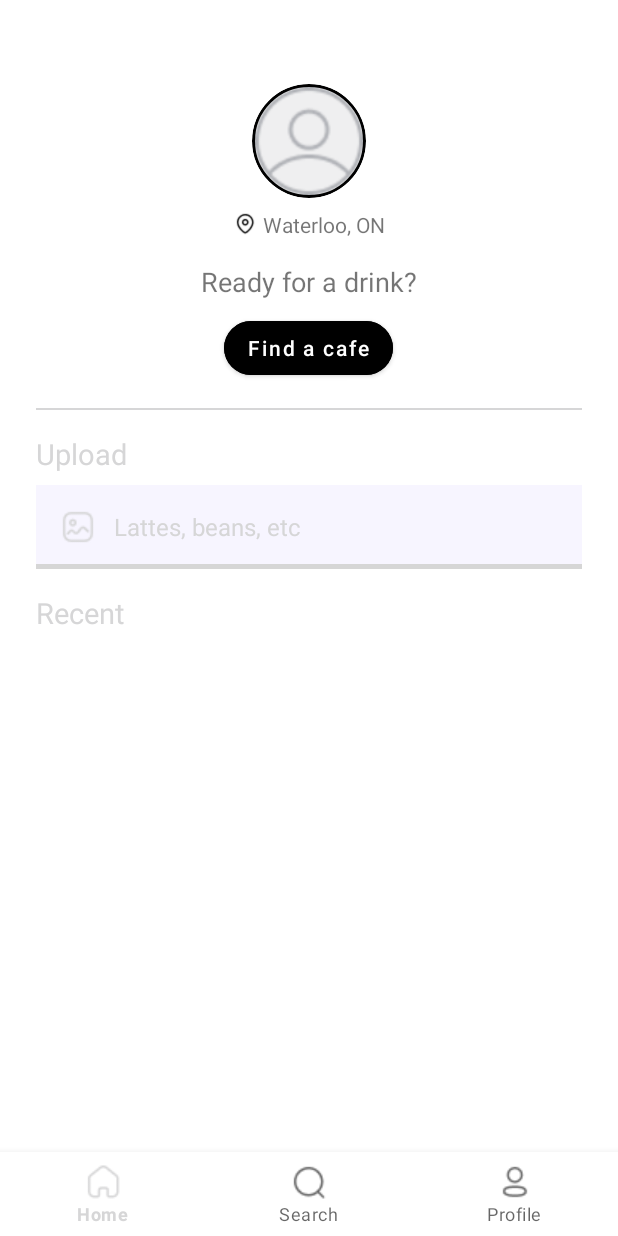
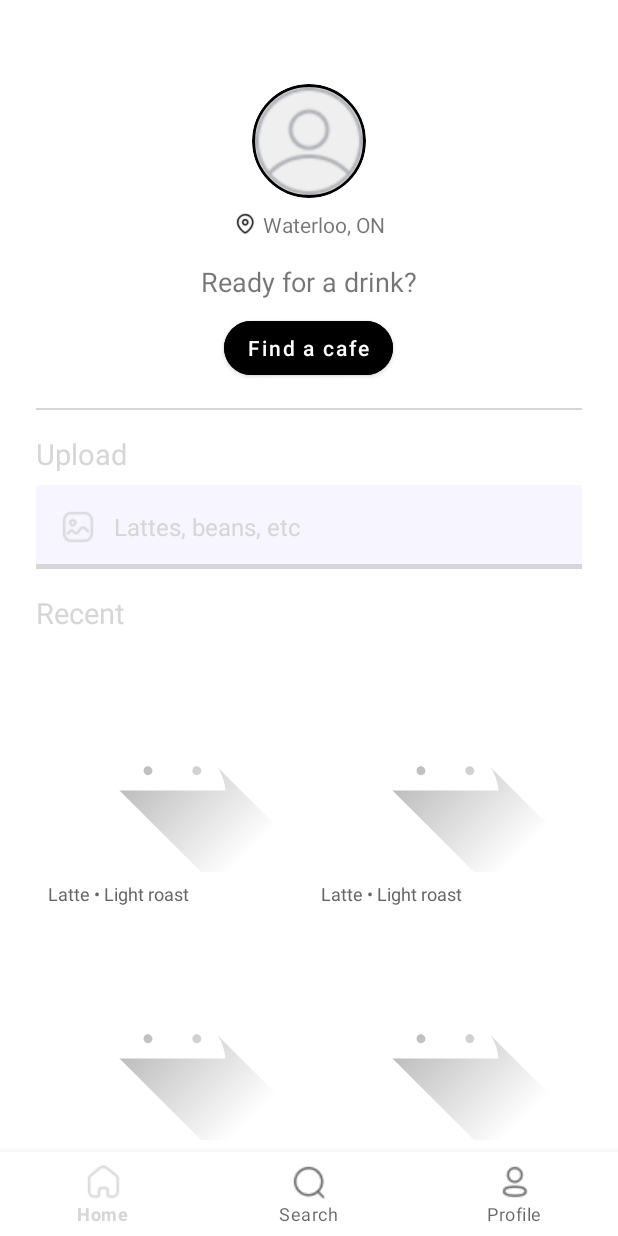
Before and after one commit to sanghoon5499/Cafe-Logger, an Android app: the layout fragment_home.xml on its own in the app's theme, with its tools: preview values and no code run, on a phone screen of 412 x 824 dp. Run offline under Robolectric (Android 15) with nearby library versions, the phone set to English and light mode, and no system bars; grey boxes are pictures that could not be loaded.

Commit message:
Recently uploaded tiles appear correctly

```diff
--- a/app/build.gradle.kts
+++ b/app/build.gradle.kts
@@ -57,6 +57,7 @@ dependencies {
     implementation(libs.androidx.lifecycle.viewmodel.ktx)
     implementation(libs.androidx.navigation.fragment.ktx)
     implementation(libs.androidx.navigation.ui.ktx)
+    implementation(libs.androidx.recyclerview)
     implementation(libs.play.services.maps)
     implementation(libs.play.services.location)
     implementation(libs.places)
@@ -64,8 +65,8 @@ dependencies {
     androidTestImplementation(libs.androidx.junit)
     androidTestImplementation(libs.androidx.espresso.core)
 
+    implementation(libs.coil)
     implementation(libs.okhttp)
     implementation(libs.logging.interceptor)
     implementation(libs.gson)
-
 }
--- a/app/src/main/res/layout/fragment_home.xml
+++ b/app/src/main/res/layout/fragment_home.xml
@@ -1,9 +1,9 @@
 <?xml version="1.0" encoding="utf-8"?>
-<androidx.coordinatorlayout.widget.CoordinatorLayout
-    xmlns:android="http://schemas.android.com/apk/res/android"
+<androidx.coordinatorlayout.widget.CoordinatorLayout xmlns:android="http://schemas.android.com/apk/res/android"
     xmlns:app="http://schemas.android.com/apk/res-auto"
     android:layout_width="match_parent"
     android:layout_height="match_parent"
+    xmlns:tools="http://schemas.android.com/tools"
     android:background="@android:color/white">
 
     <!-- Main vertical stack (with bottom padding so content isn't hidden under the nav) -->
@@ -156,16 +156,20 @@
                 android:textColor="@color/black"
                 android:textSize="19sp"
                 android:paddingBottom="8dp"/>
+        </LinearLayout>
 
-            <!-- 4. Recent grid -->
-<!--            <androidx.recyclerview.widget.RecyclerView-->
-<!--                android:id="@+id/recentRecycler"-->
-<!--                android:layout_width="match_parent"-->
-<!--                android:layout_height="0dp"-->
-<!--                android:layout_weight="1"-->
-<!--                android:padding="16dp"-->
-<!--                android:clipToPadding="false"/>-->
-        </LinearLayout>
+        <!-- 4. Recent grid -->
+        <androidx.recyclerview.widget.RecyclerView
+            android:id="@+id/recentRecycler"
+            android:layout_width="match_parent"
+            android:layout_height="wrap_content"
+            android:clipToPadding="false"
+            android:paddingTop="4dp"
+            android:paddingBottom="16dp"
+            app:layoutManager="androidx.recyclerview.widget.GridLayoutManager"
+            app:spanCount="2"
+            tools:listitem="@layout/item_recent_upload"
+            tools:itemCount="6" />
     </LinearLayout>
 
     <!-- 5. Bottom navigation bar -->
--- /dev/null
+++ b/app/src/main/res/layout/item_recent_upload.xml
@@ -0,0 +1,43 @@
+<?xml version="1.0" encoding="utf-8"?>
+<LinearLayout xmlns:android="http://schemas.android.com/apk/res/android"
+    xmlns:app="http://schemas.android.com/apk/res-auto"
+    xmlns:tools="http://schemas.android.com/tools"
+    android:layout_width="match_parent"
+    android:layout_height="wrap_content"
+    android:orientation="vertical"
+    android:padding="8dp"
+    android:foreground="?attr/selectableItemBackground"
+    android:clickable="true"
+    android:focusable="true">
+
+    <!-- Thumbnail with rounded corners -->
+    <com.google.android.material.card.MaterialCardView
+        android:id="@+id/cardThumb"
+        android:layout_width="match_parent"
+        android:layout_height="140dp"
+        app:cardCornerRadius="12dp"
+        app:cardElevation="0dp"
+        app:strokeWidth="0dp">
+
+        <ImageView
+            android:id="@+id/imgThumb"
+            android:layout_width="match_parent"
+            android:layout_height="match_parent"
+            android:scaleType="centerCrop"
+            android:contentDescription="content description"
+            tools:src="@drawable/ic_launcher_foreground" />
+    </com.google.android.material.card.MaterialCardView>
+
+    <!-- Caption under the image -->
+    <TextView
+        android:id="@+id/tvCaption"
+        android:layout_width="match_parent"
+        android:layout_height="wrap_content"
+        android:layout_marginTop="6dp"
+        android:textSize="12sp"
+        android:textColor="#666666"
+        android:maxLines="1"
+        android:ellipsize="end"
+        tools:text="Latte • Light roast" />
+
+</LinearLayout>
--- a/gradle/libs.versions.toml
+++ b/gradle/libs.versions.toml
@@ -1,5 +1,6 @@
 [versions]
 agp = "8.9.0"
+coil = "2.6.0"
 gson = "2.10.1"
 kotlin = "2.0.21"
 coreKtx = "1.10.1"
@@ -18,9 +19,12 @@ okhttp = "5.0.0-alpha.11"
 places = "4.4.1"
 playServicesMaps = "18.1.0"
 playServicesLocation = "21.3.0"
+recyclerview = "1.4.0"
 
 [libraries]
 androidx-core-ktx = { group = "androidx.core", name = "core-ktx", version.ref = "coreKtx" }
+androidx-recyclerview = { module = "androidx.recyclerview:recyclerview", version.ref = "recyclerview" }
+coil = { module = "io.coil-kt:coil", version.ref = "coil" }
 gson = { module = "com.google.code.gson:gson", version.ref = "gson" }
 junit = { group = "junit", name = "junit", version.ref = "junit" }
 androidx-junit = { group = "androidx.test.ext", name = "junit", version.ref = "junitVersion" }
```
Also changed, not shown: app/src/main/java/com/choi/cafelogger/model/UploadItem.kt (added, +12 -0 lines), app/src/main/java/com/choi/cafelogger/ui/home/HomeFragment.kt (+25 -28 lines), app/src/main/java/com/choi/cafelogger/ui/home/HomeViewModel.kt (+63 -5 lines), app/src/main/java/com/choi/cafelogger/ui/home/RecentAdapter.kt (added, +53 -0 lines), app/src/main/java/com/choi/cafelogger/ui/upload/UploadFragment.kt (+21 -24 lines).
